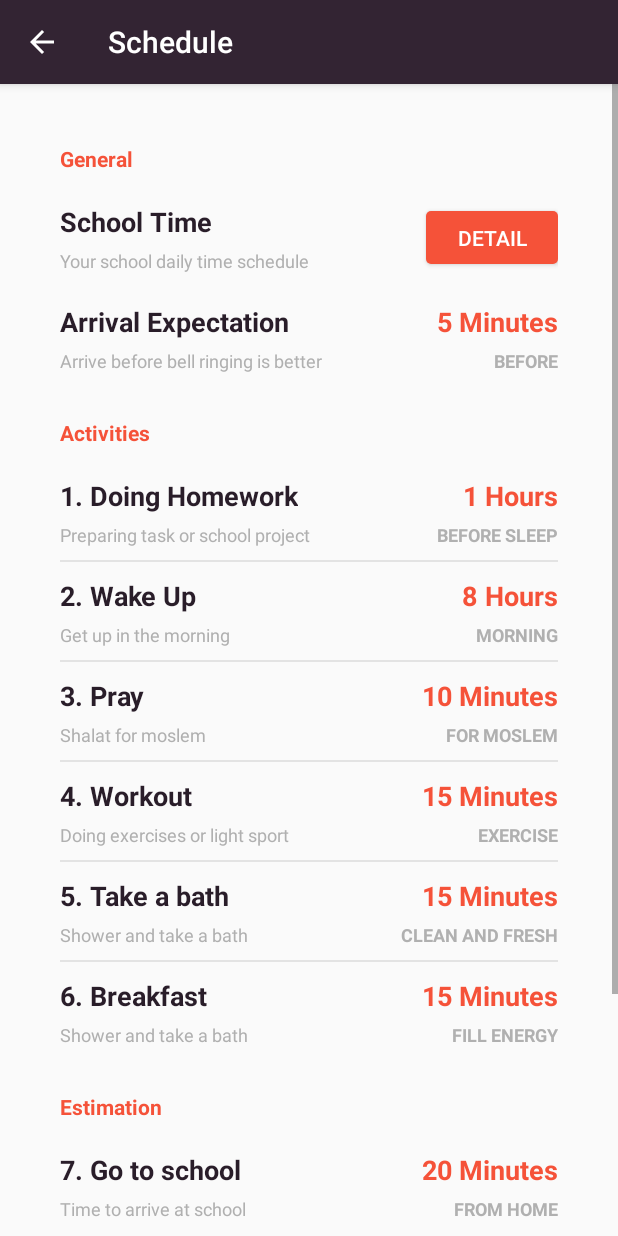
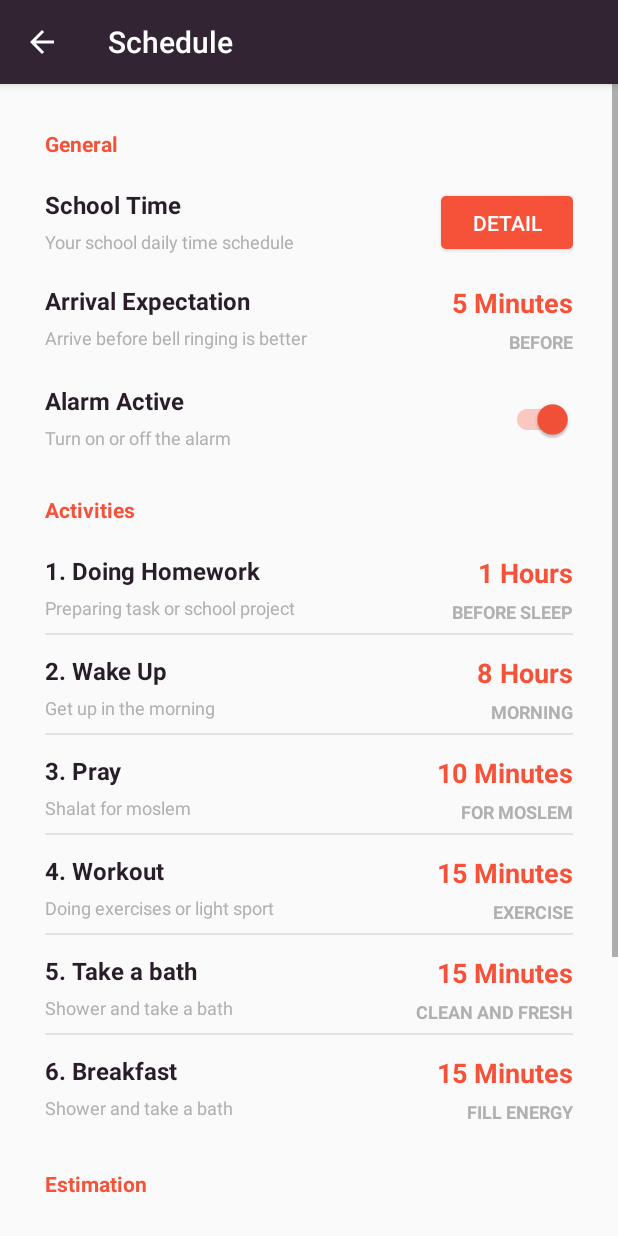
Before and after one commit to anggadarkprince/SchoolzMatch, an Android app: the screen it shows after launch (ScheduleActivity), after a tap on "SCHEDULE", on a phone screen of 412 x 824 dp. Run offline under Robolectric (Android 15) with nearby library versions, the phone set to English and light mode, and no system bars; our stand-ins replace ButterKnife; libraries missing offline, so code that uses them is left out: com.codetroopers.betterpickers; 2 statements that could not run were skipped.

Commit message:
add on/off feature

```diff
--- a/app/build.gradle
+++ b/app/build.gradle
@@ -10,8 +10,8 @@ android {
         applicationId "com.sketchproject.schoolzmatch"
         minSdkVersion 16
         targetSdkVersion 23
-        versionCode 1
-        versionName "1.0"
+        versionCode 2
+        versionName "1.1"
     }
     buildTypes {
         release {
--- a/app/src/main/java/com/sketchproject/schoolzmatch/BellActivity.java
+++ b/app/src/main/java/com/sketchproject/schoolzmatch/BellActivity.java
@@ -104,7 +104,11 @@ public class BellActivity extends AppCompatActivity implements TimePickerDialogF
         profileRepository.store(Constant.DAY_FRIDAY, schoolTimes.get(Constant.DAY_FRIDAY));
         profileRepository.store(Constant.DAY_SATURDAY, schoolTimes.get(Constant.DAY_SATURDAY));
 
-        AlarmClock.updateAlarmClock(getApplicationContext());
+        if (profileRepository.retrieveValueOf(Constant.ALARM_STATUS).equals("on")) {
+            AlarmClock.updateAlarmClock(getApplicationContext());
+        } else {
+            AlarmClock.cancelAlarms();
+        }
 
         Toast toast = Toast.makeText(buttonSave.getContext(), "School time has been updated", Toast.LENGTH_LONG);
         View view = toast.getView();
--- a/app/src/main/java/com/sketchproject/schoolzmatch/ScheduleActivity.java
+++ b/app/src/main/java/com/sketchproject/schoolzmatch/ScheduleActivity.java
@@ -5,6 +5,7 @@ import android.os.Bundle;
 import android.support.design.widget.Snackbar;
 import android.support.v4.content.ContextCompat;
 import android.support.v7.app.AppCompatActivity;
+import android.support.v7.widget.SwitchCompat;
 import android.view.View;
 import android.widget.Button;
 import android.widget.TextView;
@@ -55,6 +56,7 @@ public class ScheduleActivity extends AppCompatActivity implements
     private Schedule showerDuration;
     private Schedule breakfastDuration;
     private Schedule schoolDuration;
+    private Schedule statusAlarm;
 
     private int arriveBefore;
     private float distance;
@@ -66,6 +68,8 @@ public class ScheduleActivity extends AppCompatActivity implements
     TextView arrivalExpectation;
     @BindView(R.id.schoolDistance)
     TextView schoolDistance;
+    @BindView(R.id.alarmStatus)
+    SwitchCompat alarmStatus;
 
     @BindView(R.id.homework)
     TextView homework;
@@ -100,8 +104,13 @@ public class ScheduleActivity extends AppCompatActivity implements
 
         profileRepository.store(new Profile(Constant.ARRIVE_BEFORE, arriveBefore));
         profileRepository.store(new Profile(Constant.SCHOOL_DISTANCE, distance));
+        profileRepository.store(new Profile(Constant.ALARM_STATUS, alarmStatus.isChecked() ? "on" : "off"));
 
-        AlarmClock.updateAlarmClock(getApplicationContext());
+        if (alarmStatus.isChecked()) {
+            AlarmClock.updateAlarmClock(getApplicationContext());
+        } else {
+            AlarmClock.cancelAlarms();
+        }
 
         Snackbar snackbar = Snackbar.make(buttonSave, "Schedule data has been updated", Snackbar.LENGTH_LONG);
         snackbar.setActionTextColor(ContextCompat.getColor(buttonSave.getContext(), R.color.colorLight));
@@ -202,6 +211,11 @@ public class ScheduleActivity extends AppCompatActivity implements
         onDialogNumberSet(BUTTON_PICK_EXPECTATION, new BigInteger(String.valueOf(arriveBefore)), 0, false, null);
         distance = Float.parseFloat(String.valueOf(profileRepository.retrieveValueOf(Constant.SCHOOL_DISTANCE)));
         onDialogNumberSet(BUTTON_PICK_DISTANCE, new BigInteger("0"), 0, false, new BigDecimal(distance));
+        if (profileRepository.retrieveValueOf(Constant.ALARM_STATUS).equals("on")) {
+            alarmStatus.setChecked(true);
+        } else {
+            alarmStatus.setChecked(false);
+        }
 
         homeworkDuration = scheduleRepository.findData(Constant.ACT_HOMEWORK);
         wakeupDuration = scheduleRepository.findData(Constant.ACT_WAKEUP);
--- a/app/src/main/java/com/sketchproject/schoolzmatch/SplashActivity.java
+++ b/app/src/main/java/com/sketchproject/schoolzmatch/SplashActivity.java
@@ -75,6 +75,11 @@ public class SplashActivity extends Activity {
             profileRepository.store(Constant.ARRIVE_BEFORE, "5");
         }
 
+        // set default alarm status
+        if (!profiles.containsKey(Constant.ALARM_STATUS)) {
+            profileRepository.store(Constant.ALARM_STATUS, "on");
+        }
+
         // set default arrive before
         if (!profiles.containsKey(Constant.SCHOOL_DISTANCE)) {
             profileRepository.store(Constant.SCHOOL_DISTANCE, "10");
--- a/app/src/main/java/com/sketchproject/schoolzmatch/modules/AlarmReceiver.java
+++ b/app/src/main/java/com/sketchproject/schoolzmatch/modules/AlarmReceiver.java
@@ -12,6 +12,7 @@ import android.util.Log;
 import com.sketchproject.schoolzmatch.AlarmActivity;
 import com.sketchproject.schoolzmatch.MainActivity;
 import com.sketchproject.schoolzmatch.R;
+import com.sketchproject.schoolzmatch.database.ProfileRepository;
 import com.sketchproject.schoolzmatch.database.Schedule;
 import com.sketchproject.schoolzmatch.database.ScheduleRepository;
 import com.sketchproject.schoolzmatch.utils.AlarmClock;
@@ -24,7 +25,8 @@ public class AlarmReceiver extends WakefulBroadcastReceiver {
 
     @Override
     public void onReceive(final Context context, Intent intent) {
-
+        ProfileRepository profileRepository = new ProfileRepository(context);
+        if (profileRepository.retrieveValueOf(Constant.ALARM_STATUS).equals("on")) {
             int alarmId = intent.getIntExtra(Schedule.ID, 0);
             String message = "No Message";
             String next = "No Next Act";
@@ -98,3 +100,4 @@ public class AlarmReceiver extends WakefulBroadcastReceiver {
             }
         }
     }
+}
--- a/app/src/main/java/com/sketchproject/schoolzmatch/modules/BootReceiverHandler.java
+++ b/app/src/main/java/com/sketchproject/schoolzmatch/modules/BootReceiverHandler.java
@@ -9,7 +9,9 @@ import android.support.v4.app.NotificationCompat;
 
 import com.sketchproject.schoolzmatch.MainActivity;
 import com.sketchproject.schoolzmatch.R;
+import com.sketchproject.schoolzmatch.database.ProfileRepository;
 import com.sketchproject.schoolzmatch.utils.AlarmClock;
+import com.sketchproject.schoolzmatch.utils.Constant;
 
 /**
  * Sketch Project Studio
@@ -31,7 +33,12 @@ public class BootReceiverHandler extends BroadcastReceiver {
             mBuilder.setContentIntent(resultPendingIntent);
             notificationManager.notify(111, mBuilder.build());
 
-            AlarmClock.updateAlarmClock(context);
+            ProfileRepository profileRepository = new ProfileRepository(context);
+            if (profileRepository.retrieveValueOf(Constant.ALARM_STATUS).equals("on")) {
+                AlarmClock.updateAlarmClock(context);
+            } else {
+                AlarmClock.cancelAlarms();
+            }
         }
     }
 }
--- a/app/src/main/java/com/sketchproject/schoolzmatch/utils/Constant.java
+++ b/app/src/main/java/com/sketchproject/schoolzmatch/utils/Constant.java
@@ -23,6 +23,7 @@ public class Constant {
 
     public static final String ARRIVE_BEFORE = "before";
     public static final String SCHOOL_DISTANCE = "distance";
+    public static final String ALARM_STATUS = "status";
 
     public static final String ACT_HOMEWORK = "Homework";
     public static final String ACT_WAKEUP = "Sleep";
--- a/app/src/main/res/layout/activity_profile.xml
+++ b/app/src/main/res/layout/activity_profile.xml
@@ -37,7 +37,7 @@
             android:gravity="top"
             android:hint="@string/prompt_name"
             android:textColor="@color/colorPrimaryDark"
-            android:textSize="16sp" />
+            android:textSize="15sp" />
 
         <TextView
             android:layout_width="wrap_content"
@@ -54,7 +54,7 @@
             android:gravity="top"
             android:hint="@string/prompt_address"
             android:textColor="@color/colorPrimaryDark"
-            android:textSize="16sp" />
+            android:textSize="15sp" />
 
         <TextView
             android:layout_width="wrap_content"
@@ -112,7 +112,7 @@
             android:gravity="top"
             android:hint="@string/prompt_school"
             android:textColor="@color/colorPrimaryDark"
-            android:textSize="16sp" />
+            android:textSize="15sp" />
 
         <TextView
             android:layout_width="wrap_content"
@@ -129,7 +129,7 @@
             android:gravity="top"
             android:hint="@string/prompt_grade"
             android:textColor="@color/colorPrimaryDark"
-            android:textSize="16sp" />
+            android:textSize="15sp" />
 
         <Button
             android:id="@+id/buttonSave"
--- a/app/src/main/res/layout/activity_schedule.xml
+++ b/app/src/main/res/layout/activity_schedule.xml
@@ -34,7 +34,7 @@
                 android:layout_marginBottom="5dp"
                 android:text="@string/label_school_time"
                 android:textColor="@color/colorPrimaryDark"
-                android:textSize="18sp"
+                android:textSize="16sp"
                 android:textStyle="bold" />
 
             <TextView
@@ -64,7 +64,7 @@
             android:id="@+id/controlArrival"
             android:layout_width="match_parent"
             android:layout_height="wrap_content"
-            android:layout_marginBottom="20dp"
+            android:layout_marginBottom="10dp"
             android:background="@drawable/button_list"
             android:clickable="true">
 
@@ -75,7 +75,7 @@
                 android:layout_marginBottom="5dp"
                 android:text="@string/label_arrival_expectation"
                 android:textColor="@color/colorPrimaryDark"
-                android:textSize="18sp"
+                android:textSize="16sp"
                 android:textStyle="bold"
                 tools:ignore="RelativeOverlap" />
 
@@ -115,6 +115,44 @@
 
         </RelativeLayout>
 
+        <RelativeLayout
+            android:id="@+id/controlStatus"
+            android:layout_width="match_parent"
+            android:layout_height="wrap_content"
+            android:layout_marginBottom="20dp">
+
+            <TextView
+                android:id="@+id/alarmStatusLabel"
+                android:layout_width="wrap_content"
+                android:layout_height="wrap_content"
+                android:layout_marginBottom="5dp"
+                android:text="@string/label_alarm_status"
+                android:textColor="@color/colorPrimaryDark"
+                android:textSize="16sp"
+                android:textStyle="bold"
+                tools:ignore="RelativeOverlap" />
+
+            <TextView
+                android:layout_width="wrap_content"
+                android:layout_height="wrap_content"
+                android:layout_below="@+id/alarmStatusLabel"
+                android:layout_marginBottom="10dp"
+                android:text="@string/label_desc_alarm_status"
+                android:textColor="@color/colorGray"
+                android:textSize="12sp" />
+
+            <android.support.v7.widget.SwitchCompat
+                android:id="@+id/alarmStatus"
+                android:layout_width="wrap_content"
+                android:layout_height="wrap_content"
+                android:layout_alignParentEnd="true"
+                android:layout_alignParentRight="true"
+                android:layout_marginTop="10dp"
+                android:background="@null"
+                android:checked="true" />
+
+        </RelativeLayout>
+
         <TextView
             android:layout_width="wrap_content"
             android:layout_height="wrap_content"
@@ -138,7 +176,7 @@
                 android:layout_marginBottom="5dp"
                 android:text="@string/label_act_homework"
                 android:textColor="@color/colorPrimaryDark"
-                android:textSize="18sp"
+                android:textSize="16sp"
                 android:textStyle="bold"
                 tools:ignore="RelativeOverlap" />
 
@@ -201,7 +239,7 @@
                 android:layout_marginBottom="5dp"
                 android:text="@string/label_act_wake_up"
                 android:textColor="@color/colorPrimaryDark"
-                android:textSize="18sp"
+                android:textSize="16sp"
                 android:textStyle="bold"
                 tools:ignore="RelativeOverlap" />
 
@@ -264,7 +302,7 @@
                 android:layout_marginBottom="5dp"
                 android:text="@string/label_act_pray"
                 android:textColor="@color/colorPrimaryDark"
-                android:textSize="18sp"
+                android:textSize="16sp"
                 android:textStyle="bold"
                 tools:ignore="RelativeOverlap" />
 
@@ -327,7 +365,7 @@
                 android:layout_marginBottom="5dp"
                 android:text="@string/label_act_workout"
                 android:textColor="@color/colorPrimaryDark"
-                android:textSize="18sp"
+                android:textSize="16sp"
                 android:textStyle="bold"
                 tools:ignore="RelativeOverlap" />
 
@@ -390,7 +428,7 @@
                 android:layout_marginBottom="5dp"
                 android:text="@string/label_act_take_a_bath"
                 android:textColor="@color/colorPrimaryDark"
-                android:textSize="18sp"
+                android:textSize="16sp"
                 android:textStyle="bold"
                 tools:ignore="RelativeOverlap" />
 
@@ -453,7 +491,7 @@
                 android:layout_marginBottom="5dp"
                 android:text="@string/label_act_breakfast"
                 android:textColor="@color/colorPrimaryDark"
-                android:textSize="18sp"
+                android:textSize="16sp"
                 android:textStyle="bold"
                 tools:ignore="RelativeOverlap" />
 
@@ -516,7 +554,7 @@
                 android:layout_marginBottom="5dp"
                 android:text="@string/label_act_go_to_school"
                 android:textColor="@color/colorPrimaryDark"
-                android:textSize="18sp"
+                android:textSize="16sp"
                 android:textStyle="bold"
                 tools:ignore="RelativeOverlap" />
 
@@ -571,7 +609,7 @@
                 android:layout_marginBottom="5dp"
                 android:text="@string/label_school_distance"
                 android:textColor="@color/colorPrimaryDark"
-                android:textSize="18sp"
+                android:textSize="16sp"
                 android:textStyle="bold"
                 tools:ignore="RelativeOverlap" />
 
--- a/app/src/main/res/values/dimens.xml
+++ b/app/src/main/res/values/dimens.xml
@@ -1,8 +1,8 @@
 <resources>
     <!-- Default screen margins, per the Android Design guidelines. -->
     <dimen name="activity_horizontal_margin">25dp</dimen>
-    <dimen name="activity_horizontal_margin_large">40dp</dimen>
+    <dimen name="activity_horizontal_margin_large">30dp</dimen>
     <dimen name="activity_vertical_margin">20dp</dimen>
-    <dimen name="activity_vertical_margin_large">40dp</dimen>
+    <dimen name="activity_vertical_margin_large">30dp</dimen>
     <dimen name="activity_vertical_margin_small">10dp</dimen>
 </resources>
--- a/app/src/main/res/values/strings.xml
+++ b/app/src/main/res/values/strings.xml
@@ -56,6 +56,7 @@
     <string name="label_general">General</string>
     <string name="label_school_time">School Time</string>
     <string name="label_arrival_expectation">Arrival Expectation</string>
+    <string name="label_alarm_status">Alarm Active</string>
     <string name="label_activities">Activities</string>
     <string name="label_school_distance">School Distance</string>
     <string name="label_estimation">Estimation</string>
@@ -63,6 +64,7 @@
     <string name="label_desc_school_time">Your school daily time schedule</string>
     <string name="label_desc_arrival_expectation">Arrive before bell ringing is better</string>
     <string name="label_desc_school_distance">Distance from home to school</string>
+    <string name="label_desc_alarm_status">Turn on or off the alarm</string>
 
     <string name="label_act_homework">1. Doing Homework</string>
     <string name="label_act_desc_homework">Preparing task or school project</string>
```
Lines whose indentation alone changed are shown as unchanged.
